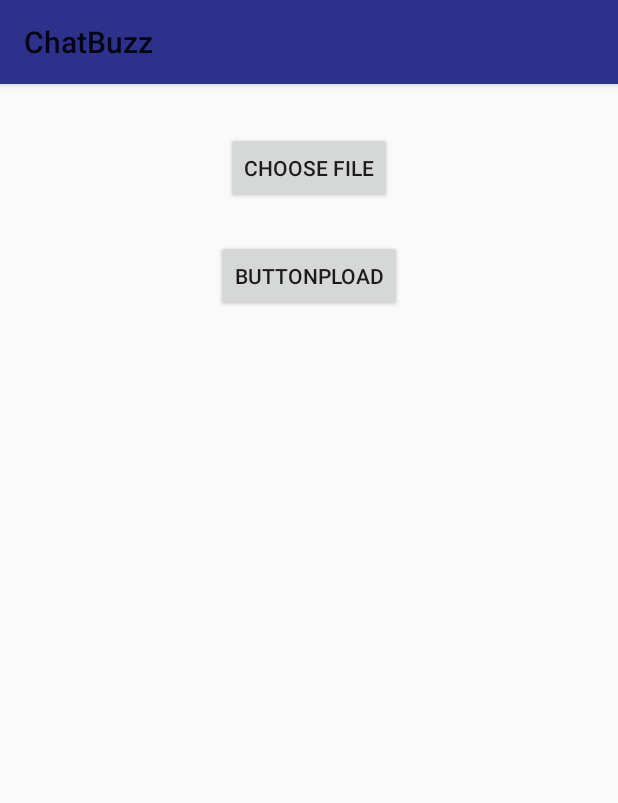
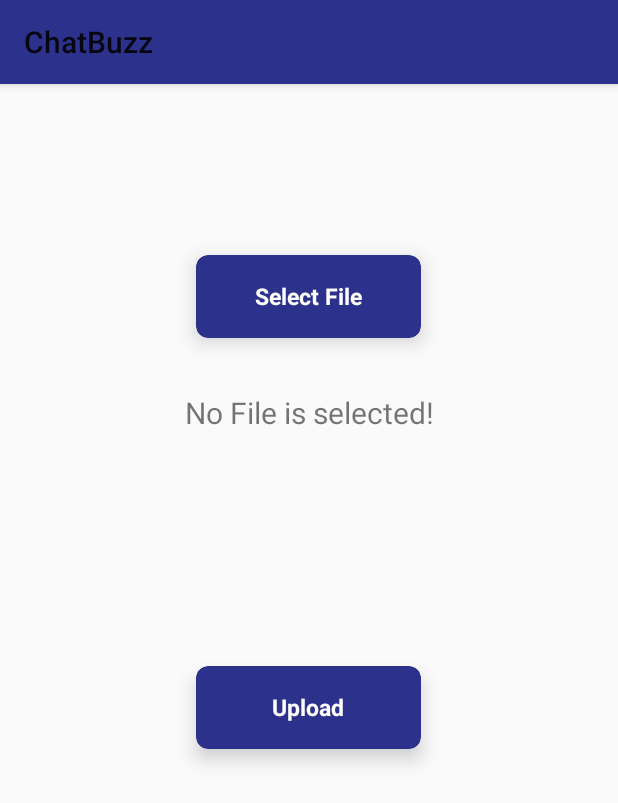
Before and after one commit to majorzabih/ChatBuzzCUI, an Android app: the UpoadFIle screen opened directly, with no data from a screen before it, on a phone screen of 412 x 824 dp. Shown: the top 803 px of the screen. Run offline under Robolectric (Android 15) with nearby library versions, the phone set to English and light mode, and no system bars; our stand-ins replace Firebase (no records; nobody signed in at launch, a user with empty details on screens opened directly).

Commit message:
bugs removed and GUI update

```diff
--- a/app/src/main/AndroidManifest.xml
+++ b/app/src/main/AndroidManifest.xml
@@ -3,6 +3,7 @@
     package="com.zabih.chatBuzz">
 
     <uses-permission android:name="android.permission.INTERNET" />
+    <uses-permission android:name="android.permission.READ_EXTERNAL_STORAGE"></uses-permission>
 
     <application
         android:allowBackup="true"
--- a/app/src/main/res/layout/activity_addlost_data_show.xml
+++ b/app/src/main/res/layout/activity_addlost_data_show.xml
@@ -47,7 +47,7 @@
 
         android:textStyle="bold"
         android:textSize="20dp"
-        android:text="Created By: "
+        android:text="Posted By: "
         android:id="@+id/textView10"
         android:layout_width="wrap_content"
         android:layout_height="wrap_content"
@@ -59,7 +59,7 @@
 
     <TextView
         android:id="@+id/description"
-        android:layout_width="wrap_content"
+        android:layout_width="380dp"
         android:layout_height="wrap_content"
         android:layout_marginStart="16dp"
 
--- a/app/src/main/res/layout/activity_show.xml
+++ b/app/src/main/res/layout/activity_show.xml
@@ -53,13 +53,13 @@
         android:layout_height="wrap_content"
         android:layout_marginStart="16dp"
         android:layout_marginTop="16dp"
-
+        android:visibility="gone"
         app:layout_constraintStart_toStartOf="parent"
         app:layout_constraintTop_toBottomOf="@+id/textView9" />
 
     <TextView
         android:id="@+id/loc"
-        android:layout_width="wrap_content"
+        android:layout_width="match_parent"
         android:layout_height="wrap_content"
         android:layout_marginStart="16dp"
 
@@ -74,7 +74,7 @@
 
     <TextView
         android:id="@+id/description"
-        android:layout_width="wrap_content"
+        android:layout_width="match_parent"
         android:layout_height="wrap_content"
         android:layout_marginStart="16dp"
 
--- a/app/src/main/res/layout/activity_upoad_file.xml
+++ b/app/src/main/res/layout/activity_upoad_file.xml
@@ -6,23 +6,89 @@
     android:layout_height="match_parent"
     tools:context=".Activities.UpoadFIle">
 
-    <Button
-        android:id="@+id/btn_choose"
+    <androidx.cardview.widget.CardView
+        android:id="@+id/selectFile"
+        android:layout_width="150dp"
+        android:layout_height="55dp"
+        android:clickable="true"
+        app:cardBackgroundColor="#2c318c"
+        app:cardCornerRadius="8dp"
+        app:cardElevation="8dp"
+        app:layout_constraintBottom_toBottomOf="parent"
+        app:layout_constraintEnd_toEndOf="parent"
+        app:layout_constraintHorizontal_bias="0.498"
+        app:layout_constraintStart_toStartOf="parent"
+        app:layout_constraintTop_toTopOf="parent"
+        app:layout_constraintVertical_bias="0.16"
+        tools:ignore="MissingConstraints">
+
+
+        <LinearLayout
+            android:layout_width="wrap_content"
+            android:layout_height="wrap_content"
+            android:layout_gravity="center_horizontal|center_vertical"
+            android:layout_margin="16dp"
+            android:orientation="vertical">
+
+            <TextView
+                android:layout_width="wrap_content"
+                android:layout_height="wrap_content"
+                android:text="Select File"
+                android:textAlignment="center"
+
+                android:textColor="#fff"
+                android:textSize="15sp"
+                android:textStyle="bold"></TextView>
+
+        </LinearLayout>
+    </androidx.cardview.widget.CardView>
+
+    <TextView
+        android:id="@+id/notification"
         android:layout_width="wrap_content"
         android:layout_height="wrap_content"
-        android:layout_marginTop="32dp"
-        android:text="Choose File"
+        android:layout_marginTop="36dp"
+        android:text="No File is selected!"
+        android:textSize="20sp"
         app:layout_constraintEnd_toEndOf="parent"
         app:layout_constraintStart_toStartOf="parent"
-        app:layout_constraintTop_toTopOf="parent" />
+        app:layout_constraintTop_toBottomOf="@+id/selectFile" />
 
-    <Button
-        android:id="@+id/btn_upload"
-        android:layout_width="wrap_content"
-        android:layout_height="wrap_content"
-        android:layout_marginTop="24dp"
-        android:text="Buttonpload"
-        app:layout_constraintEnd_toEndOf="@+id/btn_choose"
-        app:layout_constraintStart_toStartOf="@+id/btn_choose"
-        app:layout_constraintTop_toBottomOf="@+id/btn_choose" />
+    <androidx.cardview.widget.CardView
+        android:id="@+id/UploadBtn"
+        android:layout_width="150dp"
+        android:layout_height="55dp"
+        android:clickable="true"
+        app:cardBackgroundColor="#2c318c"
+        app:cardCornerRadius="8dp"
+        app:cardElevation="8dp"
+        app:layout_constraintBottom_toBottomOf="parent"
+        app:layout_constraintEnd_toEndOf="parent"
+        app:layout_constraintHorizontal_bias="0.498"
+        app:layout_constraintStart_toStartOf="parent"
+        app:layout_constraintTop_toBottomOf="@+id/notification"
+        app:layout_constraintVertical_bias="0.323"
+        tools:ignore="MissingConstraints">
+
+
+        <LinearLayout
+            android:layout_width="wrap_content"
+            android:layout_height="wrap_content"
+            android:layout_gravity="center_horizontal|center_vertical"
+            android:layout_margin="16dp"
+            android:orientation="vertical">
+
+            <TextView
+                android:layout_width="wrap_content"
+                android:layout_height="wrap_content"
+                android:text="Upload"
+                android:textAlignment="center"
+
+                android:textColor="#fff"
+                android:textSize="15sp"
+                android:textStyle="bold"></TextView>
+
+        </LinearLayout>
+    </androidx.cardview.widget.CardView>
+
 </androidx.constraintlayout.widget.ConstraintLayout>
--- a/app/src/main/res/layout/annoucelist.xml
+++ b/app/src/main/res/layout/annoucelist.xml
@@ -14,14 +14,14 @@
 
     <TextView
         android:id="@+id/eventist_name_txt"
-        android:layout_width="300dp"
+        android:layout_width="320dp"
         android:layout_height="30dp"
         android:layout_centerHorizontal="true"
         android:layout_centerVertical="true"
         android:layout_marginStart="8dp"
         android:text="TextView"
         android:textColor="#000"
-        android:textSize="20sp"
+        android:textSize="21sp"
         android:textStyle="bold"
         app:layout_constraintBottom_toBottomOf="parent"
         app:layout_constraintStart_toStartOf="parent"
@@ -54,6 +54,7 @@
         android:layout_marginTop="4dp"
         android:text="TextView"
         app:layout_constraintEnd_toEndOf="@+id/timee"
+        app:layout_constraintHorizontal_bias="0.0"
         app:layout_constraintStart_toStartOf="@+id/timee"
         app:layout_constraintTop_toBottomOf="@+id/timee" />
 
```
Also changed, not shown: app/src/main/java/com/zabih/chatBuzz/Activities/Admin.java (+46 -99 lines), app/src/main/java/com/zabih/chatBuzz/Activities/UpoadFIle.java (+89 -114 lines).
